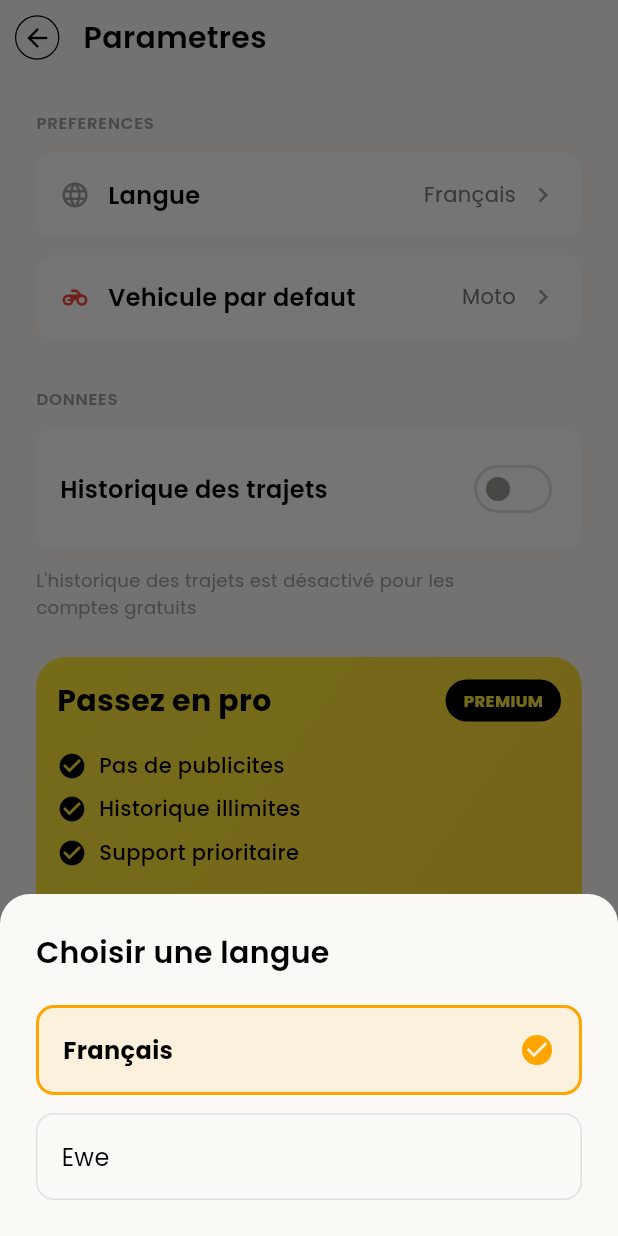
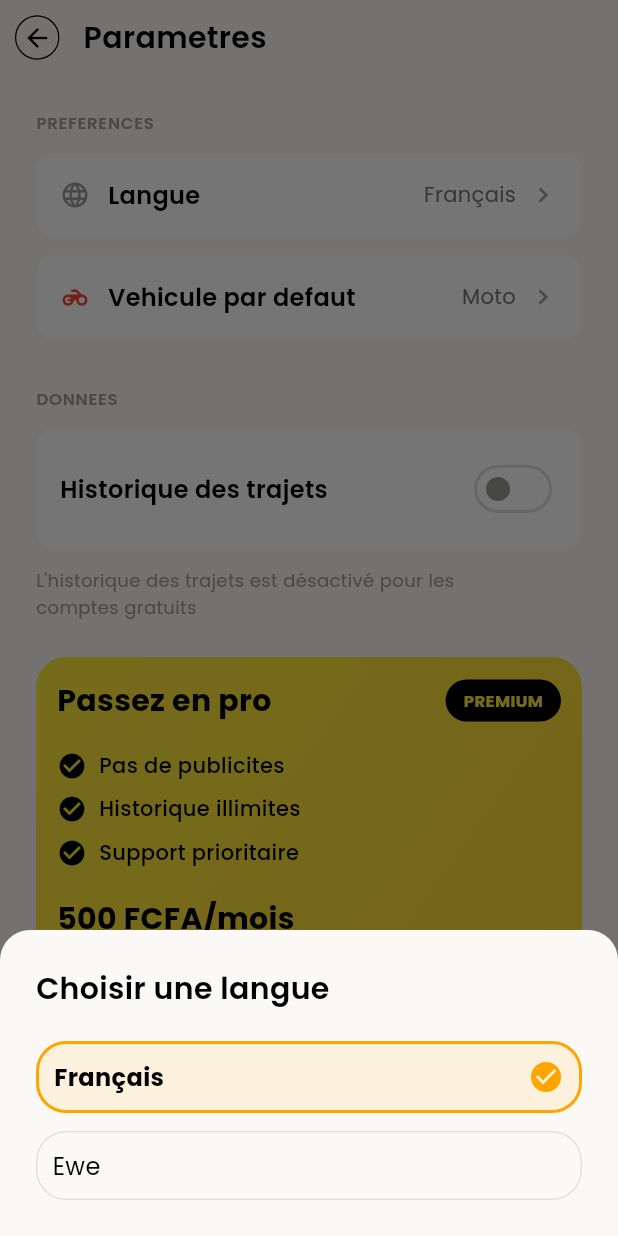
Before and after one commit to Rahim10020/neneo, a Flutter app: the SettingsScreen screen opened by its route, after a tap on "Langue", on a phone screen of 412 x 824 dp. Run offline on Flutter 3.47's test engine with Material 3 defaults, Android fonts, the phone set to English and light mode, and no system bars; our stand-ins replace geolocator, google_fonts, hive_flutter, share_plus, shared_preferences, smooth_page_indicator; accounts and stored records are empty.

Commit message:
modif design langue selector

```diff
--- a/lib/features/settings/settings_screen.dart
+++ b/lib/features/settings/settings_screen.dart
@@ -591,12 +591,12 @@ class _LanguageOption extends StatelessWidget {
   Widget build(BuildContext context) {
     return InkWell(
       onTap: onTap,
-      borderRadius: BorderRadius.circular(12),
+      borderRadius: BorderRadius.circular(20),
       child: Container(
-        padding: const EdgeInsets.all(16),
+        padding: const EdgeInsets.all(10),
         decoration: BoxDecoration(
           color: isSelected ? AppColors.primary.withValues(alpha: 0.1) : null,
-          borderRadius: BorderRadius.circular(12),
+          borderRadius: BorderRadius.circular(20),
           border: Border.all(
             color: isSelected ? AppColors.primary : AppColors.gray300,
             width: isSelected ? 2 : 1,
```
